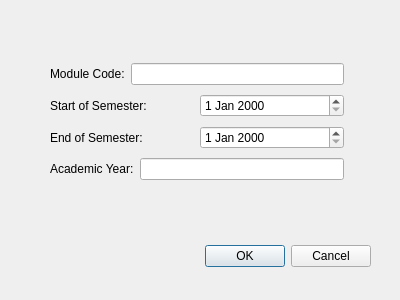
Old version of the form src/ui/create_new_module_dialog.ui in the repository healyp/handin.
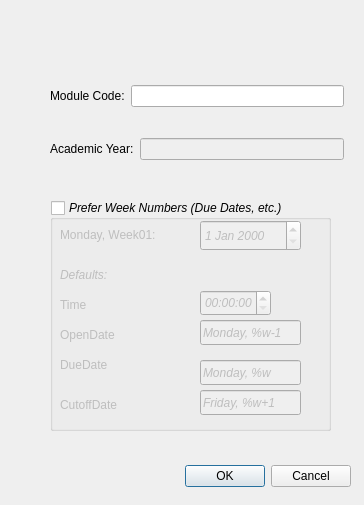
New version of the form.

What changed in the file:
```diff
--- a/src/ui/create_new_module_dialog.ui
+++ b/src/ui/create_new_module_dialog.ui
@@ -6,8 +6,8 @@
    <rect>
     <x>0</x>
     <y>0</y>
-    <width>400</width>
-    <height>300</height>
+    <width>364</width>
+    <height>505</height>
    </rect>
   </property>
   <property name="windowTitle">
@@ -16,8 +16,8 @@
   <widget class="QDialogButtonBox" name="buttonBox">
    <property name="geometry">
     <rect>
-     <x>30</x>
-     <y>240</y>
+     <x>10</x>
+     <y>460</y>
      <width>341</width>
      <height>32</height>
     </rect>
@@ -29,7 +29,7 @@
     <set>QDialogButtonBox::Cancel|QDialogButtonBox::Ok</set>
    </property>
   </widget>
-  <widget class="QWidget" name="">
+  <widget class="QWidget" name="layoutWidget">
    <property name="geometry">
     <rect>
      <x>50</x>
@@ -53,34 +53,6 @@
       </item>
      </layout>
     </item>
-    <item>
-     <layout class="QHBoxLayout" name="horizontalLayout">
-      <item>
-       <widget class="QLabel" name="label">
-        <property name="text">
-         <string>Start of Semester:</string>
-        </property>
-       </widget>
-      </item>
-      <item>
-       <widget class="QDateEdit" name="dateEdit_startSemester"/>
-      </item>
-     </layout>
-    </item>
-    <item>
-     <layout class="QHBoxLayout" name="horizontalLayout_2">
-      <item>
-       <widget class="QLabel" name="label_2">
-        <property name="text">
-         <string>End of Semester:</string>
-        </property>
-       </widget>
-      </item>
-      <item>
-       <widget class="QDateEdit" name="dateEdit_endSemester"/>
-      </item>
-     </layout>
-    </item>
     <item>
      <layout class="QHBoxLayout" name="horizontalLayout_3">
       <item>
@@ -91,12 +63,183 @@
        </widget>
       </item>
       <item>
-       <widget class="QLineEdit" name="lineEdit_academicYear"/>
+       <widget class="QLineEdit" name="lineEdit_academicYear">
+        <property name="enabled">
+         <bool>false</bool>
+        </property>
+        <property name="text">
+         <string/>
+        </property>
+       </widget>
       </item>
      </layout>
     </item>
    </layout>
   </widget>
+  <widget class="QGroupBox" name="groupBox_defaults">
+   <property name="geometry">
+    <rect>
+     <x>50</x>
+     <y>200</y>
+     <width>281</width>
+     <height>231</height>
+    </rect>
+   </property>
+   <property name="font">
+    <font>
+     <italic>true</italic>
+    </font>
+   </property>
+   <property name="title">
+    <string>Prefer Week Numbers (Due Dates, etc.)</string>
+   </property>
+   <property name="checkable">
+    <bool>true</bool>
+   </property>
+   <property name="checked">
+    <bool>false</bool>
+   </property>
+   <widget class="QLabel" name="label">
+    <property name="geometry">
+     <rect>
+      <x>10</x>
+      <y>20</y>
+      <width>121</width>
+      <height>31</height>
+     </rect>
+    </property>
+    <property name="text">
+     <string>&lt;html&gt;&lt;head/&gt;&lt;body&gt;&lt;p&gt;&lt;span style=&quot; font-style:normal;&quot;&gt;Monday, Week01:&lt;/span&gt;&lt;/p&gt;&lt;/body&gt;&lt;/html&gt;</string>
+    </property>
+   </widget>
+   <widget class="QDateEdit" name="dateEdit_startSemester">
+    <property name="geometry">
+     <rect>
+      <x>150</x>
+      <y>20</y>
+      <width>101</width>
+      <height>31</height>
+     </rect>
+    </property>
+   </widget>
+   <widget class="QLabel" name="label_2">
+    <property name="enabled">
+     <bool>false</bool>
+    </property>
+    <property name="geometry">
+     <rect>
+      <x>10</x>
+      <y>60</y>
+      <width>121</width>
+      <height>31</height>
+     </rect>
+    </property>
+    <property name="text">
+     <string>&lt;html&gt;&lt;head/&gt;&lt;body&gt;&lt;p&gt;Defaults:&lt;/p&gt;&lt;/body&gt;&lt;/html&gt;</string>
+    </property>
+   </widget>
+   <widget class="QLabel" name="label_5">
+    <property name="geometry">
+     <rect>
+      <x>10</x>
+      <y>90</y>
+      <width>121</width>
+      <height>31</height>
+     </rect>
+    </property>
+    <property name="text">
+     <string>&lt;html&gt;&lt;head/&gt;&lt;body&gt;&lt;p&gt;&lt;span style=&quot; font-style:normal;&quot;&gt;Time&lt;/span&gt;&lt;/p&gt;&lt;/body&gt;&lt;/html&gt;</string>
+    </property>
+   </widget>
+   <widget class="QTimeEdit" name="timeEdit">
+    <property name="geometry">
+     <rect>
+      <x>150</x>
+      <y>90</y>
+      <width>71</width>
+      <height>26</height>
+     </rect>
+    </property>
+   </widget>
+   <widget class="QLabel" name="label_6">
+    <property name="geometry">
+     <rect>
+      <x>10</x>
+      <y>120</y>
+      <width>91</width>
+      <height>31</height>
+     </rect>
+    </property>
+    <property name="text">
+     <string>&lt;html&gt;&lt;head/&gt;&lt;body&gt;&lt;p&gt;&lt;span style=&quot; font-style:normal;&quot;&gt;OpenDate&lt;/span&gt;&lt;/p&gt;&lt;/body&gt;&lt;/html&gt;</string>
+    </property>
+   </widget>
+   <widget class="QLabel" name="label_7">
+    <property name="geometry">
+     <rect>
+      <x>10</x>
+      <y>150</y>
+      <width>91</width>
+      <height>31</height>
+     </rect>
+    </property>
+    <property name="text">
+     <string>&lt;html&gt;&lt;head/&gt;&lt;body&gt;&lt;p&gt;&lt;span style=&quot; font-style:normal;&quot;&gt;DueDate&lt;/span&gt;&lt;/p&gt;&lt;/body&gt;&lt;/html&gt;</string>
+    </property>
+   </widget>
+   <widget class="QLineEdit" name="lineEdit_2">
+    <property name="geometry">
+     <rect>
+      <x>150</x>
+      <y>120</y>
+      <width>101</width>
+      <height>25</height>
+     </rect>
+    </property>
+    <property name="text">
+     <string>Monday, %w-1</string>
+    </property>
+   </widget>
+   <widget class="QLineEdit" name="lineEdit_3">
+    <property name="geometry">
+     <rect>
+      <x>150</x>
+      <y>160</y>
+      <width>101</width>
+      <height>25</height>
+     </rect>
+    </property>
+    <property name="text">
+     <string>Monday, %w</string>
+    </property>
+   </widget>
+   <widget class="QLabel" name="label_8">
+    <property name="geometry">
+     <rect>
+      <x>10</x>
+      <y>190</y>
+      <width>91</width>
+      <height>31</height>
+     </rect>
+    </property>
+    <property name="text">
+     <string>&lt;html&gt;&lt;head/&gt;&lt;body&gt;&lt;p&gt;&lt;span style=&quot; font-style:normal;&quot;&gt;CutoffDate&lt;/span&gt;&lt;/p&gt;&lt;/body&gt;&lt;/html&gt;</string>
+    </property>
+   </widget>
+   <widget class="QLineEdit" name="lineEdit_4">
+    <property name="geometry">
+     <rect>
+      <x>150</x>
+      <y>190</y>
+      <width>101</width>
+      <height>25</height>
+     </rect>
+    </property>
+    <property name="text">
+     <string>Friday, %w+1</string>
+    </property>
+   </widget>
+  </widget>
  </widget>
  <resources/>
  <connections>
```
